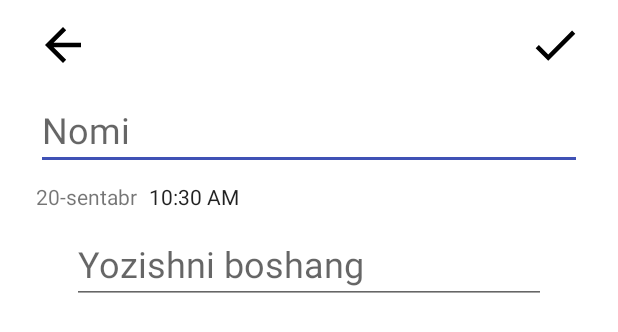
After one commit to OlloshukurAnvarov/Notes, an Android app: the layout fragment_add.xml on its own in the app's theme, with its tools: preview values and no code run, on a phone screen of 412 x 824 dp. The commit adds this screen. Shown: the top 332 px of the screen. Run offline under Robolectric (Android 15) with nearby library versions, the light colour scheme and no system bars.

Commit message:
Add xml fiyl

```diff
--- /dev/null
+++ b/app/src/main/res/drawable/baseline_arrow_back_24.xml
@@ -0,0 +1,5 @@
+<vector android:autoMirrored="true" android:height="36dp"
+    android:tint="#000000" android:viewportHeight="24"
+    android:viewportWidth="24" android:width="36dp" xmlns:android="http://schemas.android.com/apk/res/android">
+    <path android:fillColor="@android:color/white" android:pathData="M20,11H7.83l5.59,-5.59L12,4l-8,8 8,8 1.41,-1.41L7.83,13H20v-2z"/>
+</vector>
--- /dev/null
+++ b/app/src/main/res/drawable/baseline_check_24.xml
@@ -0,0 +1,5 @@
+<vector android:height="36dp" android:tint="#000000"
+    android:viewportHeight="24" android:viewportWidth="24"
+    android:width="36dp" xmlns:android="http://schemas.android.com/apk/res/android">
+    <path android:fillColor="@android:color/white" android:pathData="M9,16.17L4.83,12l-1.42,1.41L9,19 21,7l-1.41,-1.41z"/>
+</vector>
--- /dev/null
+++ b/app/src/main/res/layout/fragment_add.xml
@@ -0,0 +1,99 @@
+<?xml version="1.0" encoding="utf-8"?>
+<LinearLayout xmlns:android="http://schemas.android.com/apk/res/android"
+    xmlns:app="http://schemas.android.com/apk/res-auto"
+    android:layout_width="match_parent"
+    android:layout_height="match_parent"
+    android:orientation="vertical">
+
+    <LinearLayout
+        android:layout_width="match_parent"
+        android:layout_height="60dp"
+        android:orientation="horizontal"
+        >
+        <ImageView
+            android:layout_width="wrap_content"
+            android:layout_height="wrap_content"
+            android:clickable="true"
+            android:id="@+id/back"
+            android:focusable="true"
+            android:background="?selectableItemBackground"
+            android:src="@drawable/baseline_arrow_back_24"
+            android:layout_gravity="center_vertical"
+            android:layout_marginStart="24dp"
+            />
+        <Space
+            android:layout_width="0dp"
+            android:layout_weight="1"
+            android:layout_height="wrap_content"/>
+        <ImageView
+            android:layout_width="wrap_content"
+            android:layout_height="wrap_content"
+            android:clickable="true"
+            android:id="@+id/save"
+            android:focusable="true"
+            android:background="?selectableItemBackground"
+            android:src="@drawable/baseline_check_24"
+            android:layout_gravity="center_vertical"
+            android:layout_marginEnd="24dp"
+            />
+
+    </LinearLayout>
+
+        <EditText
+            android:id="@+id/name"
+            android:layout_width="match_parent"
+            android:layout_height="wrap_content"
+            android:layout_marginHorizontal="24dp"
+            android:hint="Nomi"
+            android:textSize="24sp"
+            android:lineHeight="0dp"
+
+            />
+        <LinearLayout
+            android:layout_width="match_parent"
+            android:layout_height="36dp"
+            android:layout_marginHorizontal="24dp"
+            >
+
+            <TextView
+                android:id="@+id/sana"
+                android:layout_width="wrap_content"
+                android:layout_height="wrap_content"
+                android:text="20-sentabr"
+                android:layout_gravity="center_vertical"/>
+            <TextClock
+                android:id="@+id/vaqt"
+                android:layout_width="wrap_content"
+                android:layout_height="wrap_content"
+                android:text="22:40"
+                android:layout_gravity="center_vertical"
+                android:layout_marginStart="8dp"
+                />
+
+        </LinearLayout>
+
+
+    <ScrollView
+        android:layout_marginHorizontal="24dp"
+        android:id="@+id/scrollView2"
+        android:layout_width="match_parent"
+        android:layout_height="match_parent"
+        android:layout_marginStart="1dp"
+        android:layout_marginEnd="1dp">
+        <EditText
+            android:id="@+id/dictionary"
+            android:layout_width="match_parent"
+            android:layout_height="wrap_content"
+            android:layout_marginHorizontal="24dp"
+            android:hint="Yozishni boshang"
+            android:textSize="24sp"
+            android:lineHeight="0dp"
+
+            />
+
+
+    </ScrollView>
+
+
+
+</LinearLayout>
--- a/app/src/main/res/layout/fragment_main.xml
+++ b/app/src/main/res/layout/fragment_main.xml
@@ -54,10 +54,13 @@
     <ImageView
         android:id="@+id/add_note"
         android:layout_width="80dp"
+
         android:layout_height="80dp"
         android:layout_gravity="bottom|end"
         android:layout_margin="16dp"
-        android:foreground="?selectableItemBackgroundBorderless"
-        android:src="@drawable/baseline_add_circle_24"/>
+        android:background="?selectableItemBackground"
+        android:clickable="true"
+        android:focusable="true"
+        android:src="@drawable/icons"/>
 
 </FrameLayout>
```
Also changed, not shown: app/src/main/res/drawable/icons.png (added).
